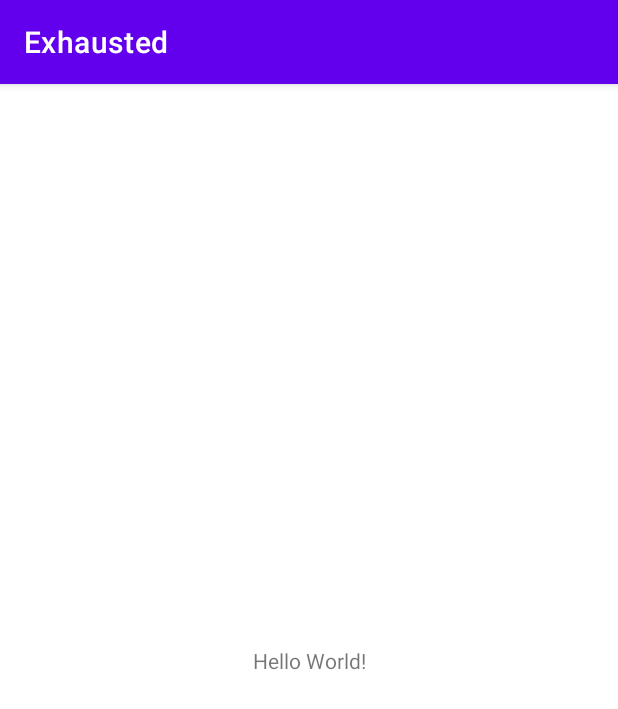
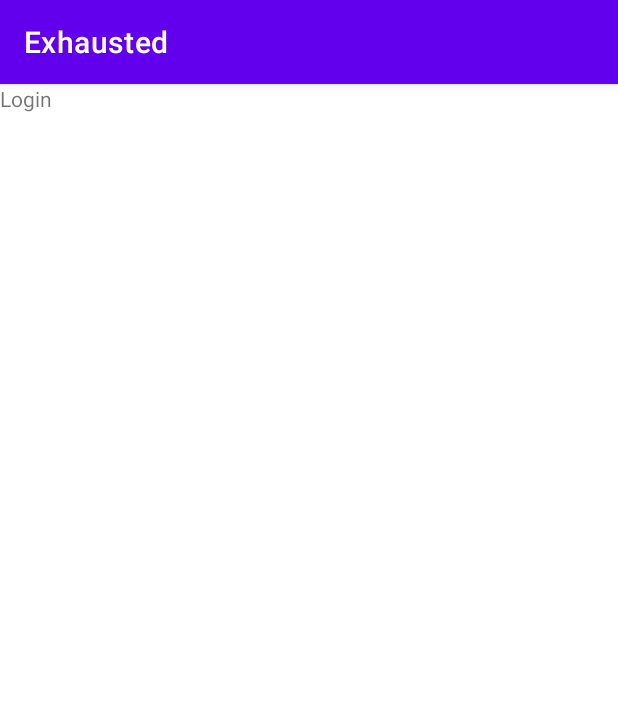
Before and after one commit to KKrisna/Exhausted, an Android app: the screen it shows after launch (MainActivity before the commit, Login after it), on a phone screen of 412 x 824 dp. Shown: the top 709 px of the screen. Run offline under Robolectric (Android 15) with nearby library versions, the phone set to English and light mode, and no system bars.

```diff
--- /dev/null
+++ b/app/src/main/java/com/example/exhausted/Login.java
@@ -0,0 +1,14 @@
+package com.example.exhausted;
+
+import androidx.appcompat.app.AppCompatActivity;
+
+import android.os.Bundle;
+
+public class Login extends AppCompatActivity {
+
+    @Override
+    protected void onCreate(Bundle savedInstanceState) {
+        super.onCreate(savedInstanceState);
+        setContentView(R.layout.activity_login);
+    }
+}
--- /dev/null
+++ b/app/src/main/res/layout/activity_login.xml
@@ -0,0 +1,31 @@
+<?xml version="1.0" encoding="utf-8"?>
+<!-- changed androidx.constraintlayout.widget.ConstraintLayout to LinearLayout -->
+<LinearLayout xmlns:android="http://schemas.android.com/apk/res/android"
+    xmlns:app="http://schemas.android.com/apk/res-auto"
+    xmlns:tools="http://schemas.android.com/tools"
+    android:layout_width="match_parent"
+
+    android:orientation="vertical"
+    android:gravity="center"
+
+    android:layout_height="match_parent"
+    tools:context=".Login">
+
+    <TextView
+        android:text="@string/login"
+        android:layout_width="match_parent"
+        android:layout_height="match_parent" />
+
+    <com.google.android.material.textfield.TextInputLayout
+        android:layout_width="match_parent"
+        android:layout_height="wrap_content" >
+
+        <com.google.android.material.textfield.TextInputEditText
+            android:id="@+id/email"
+            android:hint="@string/email"
+            android:layout_width="match_parent"
+            android:layout_height="wrap_content"
+            />
+    </com.google.android.material.textfield.TextInputLayout>
+
+</LinearLayout>
--- a/app/src/main/res/values/strings.xml
+++ b/app/src/main/res/values/strings.xml
@@ -1,3 +1,5 @@
 <resources>
     <string name="app_name">Exhausted</string>
+    <string name="login">Login</string>
+    <string name="email">Email</string>
 </resources>
```
Also changed, not shown: app/src/main/AndroidManifest.xml (+12 -0 lines), app/src/main/java/com/example/exhausted/Register.java (added, +14 -0 lines), app/src/main/res/layout/activity_register.xml (added, +9 -0 lines).
